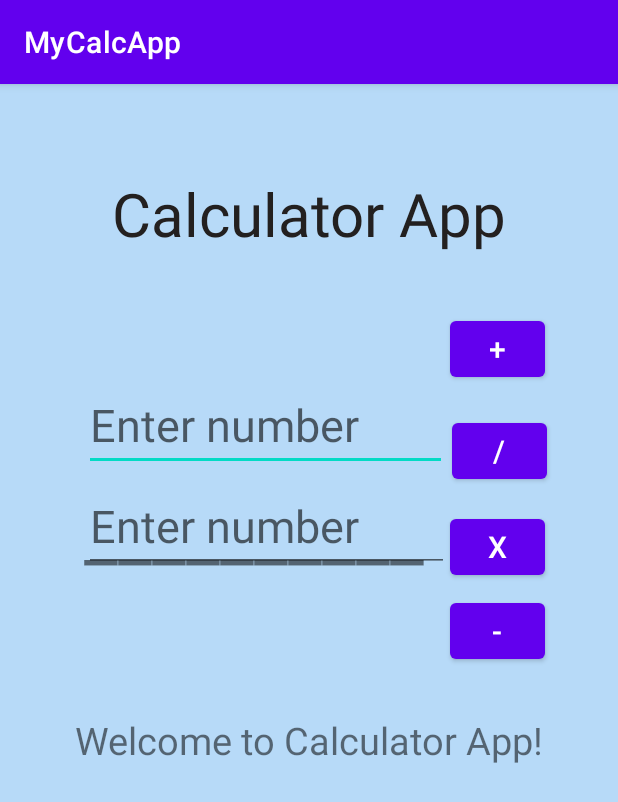
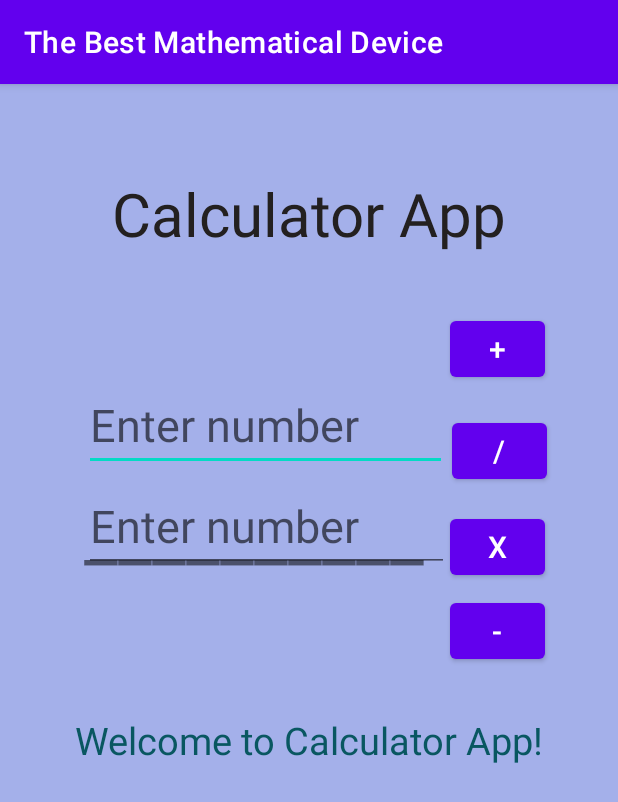
Before and after one commit to Alex-Sauer/MyCalculatorApp, an Android app: the screen it shows after launch (MainActivity), on a phone screen of 412 x 824 dp. Shown: the top 802 px of the screen. Run offline under Robolectric (Android 15) with nearby library versions, the phone set to English and light mode, and no system bars.

Commit message:
Two Colors Added

```diff
--- a/app/src/main/res/layout/activity_main.xml
+++ b/app/src/main/res/layout/activity_main.xml
@@ -3,7 +3,7 @@
     xmlns:tools="http://schemas.android.com/tools"
     android:layout_width="match_parent"
     android:layout_height="match_parent"
-    android:background="#B7DAF8"
+    android:background="@color/lavender"
     tools:context=".MainActivity">
 
     <Button
@@ -137,6 +137,7 @@
         android:layout_marginTop="420dp"
         android:text="Welcome to Calculator App!"
         android:textSize="25dp"
+        android:textColor="@color/darkTeal"
         app:layout_constraintEnd_toEndOf="parent"
         app:layout_constraintHorizontal_bias="0.5"
         app:layout_constraintStart_toStartOf="parent"
--- a/app/src/main/res/values/colors.xml
+++ b/app/src/main/res/values/colors.xml
@@ -5,6 +5,8 @@
     <color name="purple_700">#FF3700B3</color>
     <color name="teal_200">#FF03DAC5</color>
     <color name="teal_700">#FF018786</color>
-    <color name="black">#FF000000</color>
+    <color name="darkTeal">#095761</color>
+    <color name="lavender">#A4B0EA</color>
     <color name="white">#FFFFFFFF</color>
+
 </resources>
--- a/app/src/main/res/values/strings.xml
+++ b/app/src/main/res/values/strings.xml
@@ -1,3 +1,3 @@
 <resources>
-    <string name="app_name">MyCalcApp</string>
+    <string name="app_name">The Best Mathematical Device</string>
 </resources>
```
